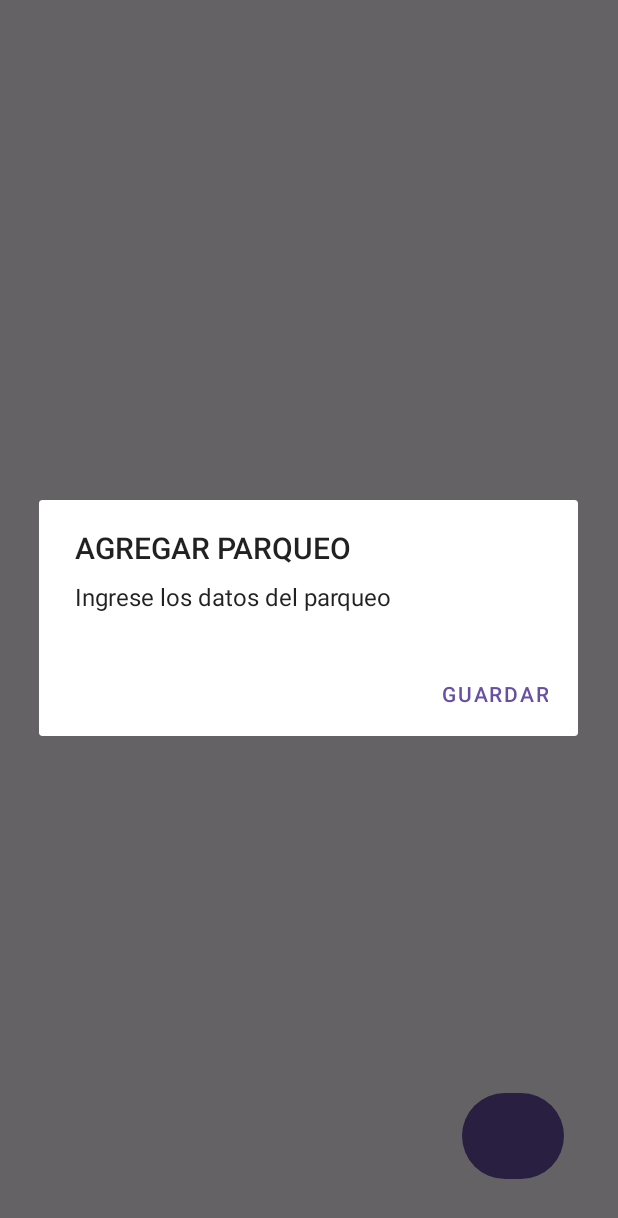
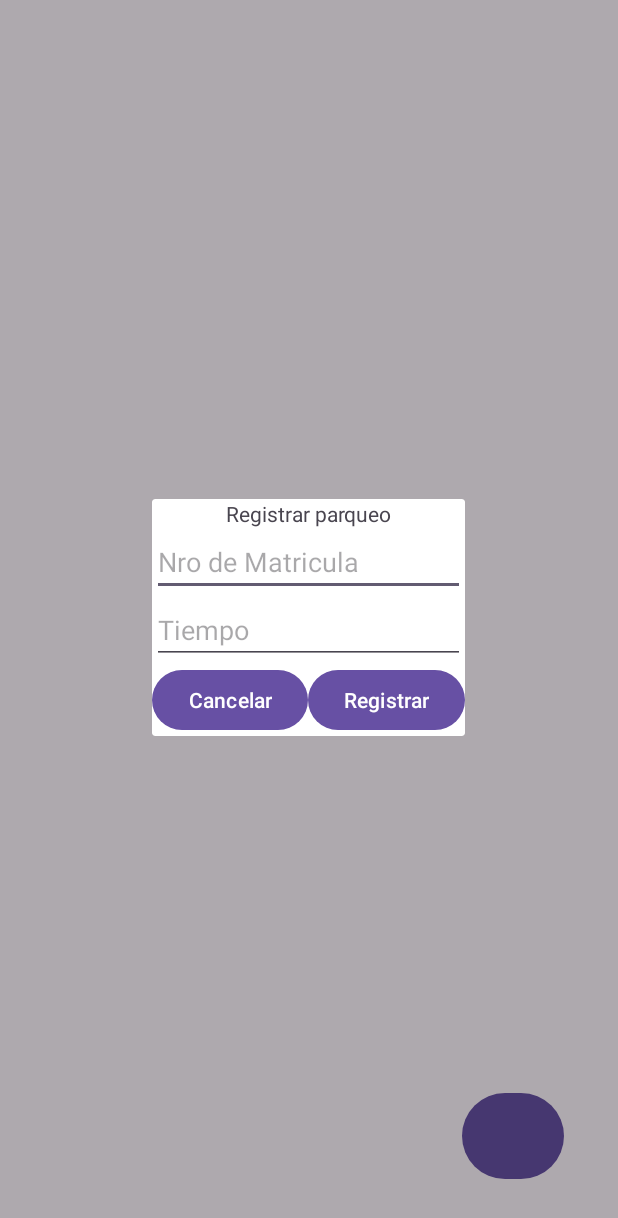
Before and after one commit to HernanMVarela/TP_3_GRUPO_4, an Android app: the ParqueosActivity screen opened directly, with no data from a screen before it, after a tap on an icon or button, on a phone screen of 412 x 824 dp. Shown: the top 1218 px of the screen. Run offline under Robolectric (Android 15) with nearby library versions, the phone set to English and light mode, and no system bars.

Commit message:
Se agrega custom_dialog.xml para realizar el registro de parqueos. Se lo añade a ParqueosActivity el custom_dialog.xml y se le hace funcional. Se requiere cambiar el fondo a un color oscuro transparente y ponerlo en un fragmento.

```diff
--- a/app/src/main/java/frgp/utn/edu/ar/controllers/ParqueosActivity.java
+++ b/app/src/main/java/frgp/utn/edu/ar/controllers/ParqueosActivity.java
@@ -4,12 +4,18 @@ import androidx.appcompat.app.AppCompatActivity;
 
 import android.annotation.SuppressLint;
 import android.app.AlertDialog;
+import android.app.Dialog;
 import android.content.DialogInterface;
+import android.graphics.Color;
+import android.graphics.drawable.ColorDrawable;
 import android.os.Bundle;
 import android.util.Log;
 import android.view.View;
+import android.view.Window;
 import android.widget.AdapterView;
 import android.widget.Button;
+import android.widget.EditText;
+import android.widget.Toast;
 
 import java.util.List;
 
@@ -29,8 +35,8 @@ public class ParqueosActivity extends AppCompatActivity {
 
         addParqueo = (Button) findViewById(R.id.addParqueoBtn);
         addParqueo.setOnClickListener(new View.OnClickListener() {
-            public void onClick(View view) {
-                AlertDialog alertDialog = new AlertDialog.Builder(ParqueosActivity.this).create(); //Read Update
+            public void onClick(View view) { showCustomDialog();
+                /*AlertDialog alertDialog = new AlertDialog.Builder(ParqueosActivity.this).create(); //Read Update
                 alertDialog.setTitle("AGREGAR PARQUEO");
                 alertDialog.setMessage("Ingrese los datos del parqueo");
                 alertDialog.setButton("GUARDAR", new DialogInterface.OnClickListener() {
@@ -45,9 +51,50 @@ public class ParqueosActivity extends AppCompatActivity {
                     }
                 });
 
-                alertDialog.show();
+                alertDialog.show();*/
             }
         });
+    }
+
+    void showCustomDialog() {
+        final Dialog dialog = new Dialog (ParqueosActivity.this);
+        dialog.requestWindowFeature(Window.FEATURE_NO_TITLE);
+        dialog.setCancelable(true);
+        dialog.setContentView(R.layout.custom_dialog);
+
+        final EditText matricula = dialog.findViewById(R.id.etNumeroMatricula);
+        final EditText tiempo = dialog.findViewById(R.id.etTiempo);
+        final Button registrar = dialog.findViewById(R.id.btnRegistrarRP);
+        final Button cancelar = dialog.findViewById(R.id.btnCancelarRP);
+
+        cancelar.setOnClickListener(new View.OnClickListener() {
+            @Override
+            public void onClick(View v) {
+                dialog.dismiss();
+            }
+        });
+
+        registrar.setOnClickListener(new View.OnClickListener() {
+            @Override
+            public void onClick(View v) {
+                Toast.makeText(ParqueosActivity.this, matricula.getText().toString() + " & " + tiempo.getText().toString(), Toast.LENGTH_LONG).show();
+                if(matricula.getText().toString()!=null&&tiempo.getText().toString()!=null)
+                {
+                    Parqueo parq = new Parqueo(matricula.getText().toString(),Integer.parseInt(tiempo.getText().toString()));
+                    if(escribirDB(parq))
+                    {
+                        Toast.makeText(ParqueosActivity.this, "Registrado", Toast.LENGTH_LONG).show();
+                    }
+                    else
+                    {
+                        Toast.makeText(ParqueosActivity.this, "Error", Toast.LENGTH_LONG).show();
+                    }
+                }
+                dialog.dismiss();
+            }
+        });
+
+        dialog.show();
     }
 
     private boolean escribirDB(Parqueo nuevo){
--- /dev/null
+++ b/app/src/main/res/layout/custom_dialog.xml
@@ -0,0 +1,61 @@
+<?xml version="1.0" encoding="utf-8"?>
+<androidx.constraintlayout.widget.ConstraintLayout xmlns:android="http://schemas.android.com/apk/res/android"
+    xmlns:app="http://schemas.android.com/apk/res-auto"
+    xmlns:tools="http://schemas.android.com/tools"
+    android:layout_width="wrap_content"
+    android:layout_height="wrap_content">
+
+    <LinearLayout
+        android:id="@+id/linearLayout"
+        android:layout_width="wrap_content"
+        android:layout_height="wrap_content"
+        android:gravity="center_horizontal"
+        android:orientation="vertical"
+        app:layout_constraintBottom_toBottomOf="parent"
+        app:layout_constraintEnd_toEndOf="parent">
+
+        <TextView
+            android:id="@+id/tvRegistrarParqueo"
+            android:layout_width="match_parent"
+            android:layout_height="wrap_content"
+            android:layout_gravity="center_horizontal"
+            android:text="@string/RegistrarParqueo"
+            android:textAlignment="center" />
+
+        <EditText
+            android:id="@+id/etNumeroMatricula"
+            android:layout_width="match_parent"
+            android:layout_height="wrap_content"
+            android:ems="10"
+            android:hint="@string/NumMatricula"
+            android:inputType="number" />
+
+        <EditText
+            android:id="@+id/etTiempo"
+            android:layout_width="match_parent"
+            android:layout_height="wrap_content"
+            android:ems="10"
+            android:hint="@string/Tiempo"
+            android:inputType="time" />
+
+        <LinearLayout
+            android:layout_width="wrap_content"
+            android:layout_height="wrap_content"
+            android:orientation="horizontal">
+
+            <Button
+                android:id="@+id/btnCancelarRP"
+                android:layout_width="wrap_content"
+                android:layout_height="wrap_content"
+                android:layout_weight="1"
+                android:text="@string/Cancelar" />
+
+            <Button
+                android:id="@+id/btnRegistrarRP"
+                android:layout_width="wrap_content"
+                android:layout_height="wrap_content"
+                android:layout_weight="1"
+                android:text="@string/Registrar" />
+        </LinearLayout>
+    </LinearLayout>
+</androidx.constraintlayout.widget.ConstraintLayout>
--- a/app/src/main/res/values/strings.xml
+++ b/app/src/main/res/values/strings.xml
@@ -18,5 +18,9 @@
     <string name="mi_cuenta">Mi Cuenta</string>
     <string name="usuario_mail_com">usuario@mail.com</string>
     <string name="logout">Cerrar Sesion</string>
-    <string name="add">+</string>
+    <string name="RegistrarParqueo">Registrar parqueo</string>
+    <string name="NumMatricula">Nro de Matricula</string>
+    <string name="Tiempo">Tiempo</string>
+    <string name="Registrar">Registrar</string>
+    <string name="Cancelar">Cancelar</string>
 </resources>
```
